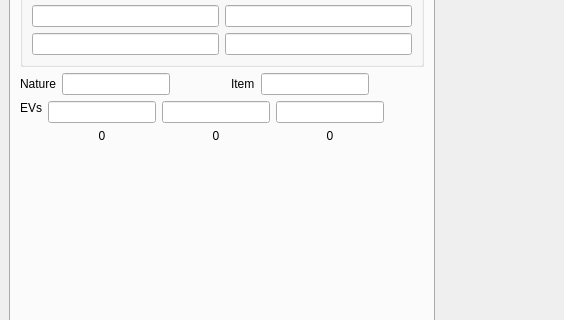
Before: the Qt Designer form forms/MainWindow.ui in garakmon/frontier-editor, drawn with Qt 5; both pictures show x 0 to 564 and y 115 to 435 of the 800 by 600 pixel window.
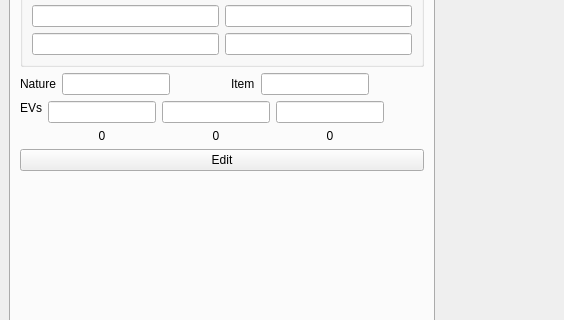
After: the same form once the commit is applied. The open tabs and pages were chosen to show the change.

Commit message: load some parts of the frontier mons table

```diff
--- a/forms/MainWindow.ui
+++ b/forms/MainWindow.ui
@@ -258,6 +258,13 @@
           </item>
          </layout>
         </item>
+        <item>
+         <widget class="QPushButton" name="pushButton_edit">
+          <property name="text">
+           <string>Edit</string>
+          </property>
+         </widget>
+        </item>
         <item>
          <spacer name="verticalSpacer">
           <property name="orientation">
```
Left out of the diff: 2 changed lines with no effect on the pictures. The commit also changes 1 other file.
